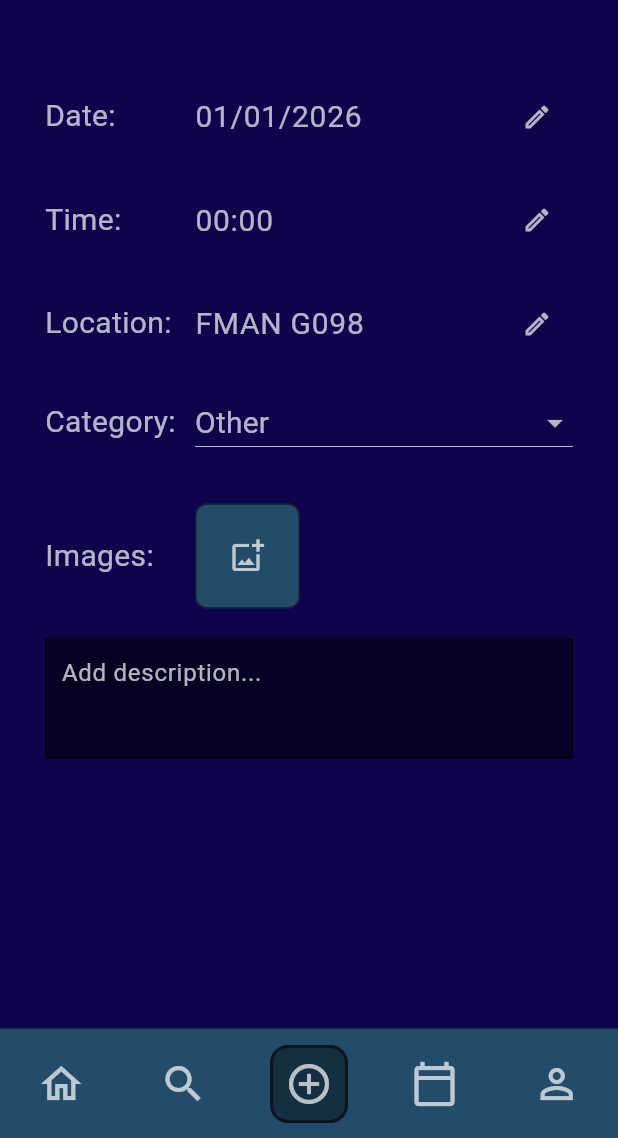
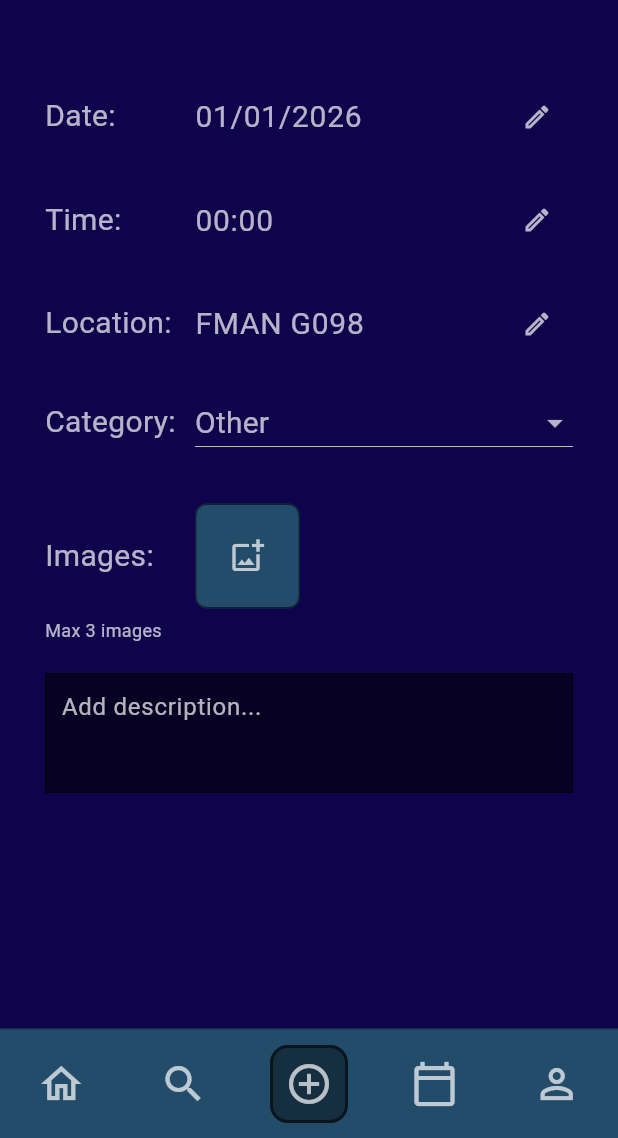
Before and after one commit to DeliMaliBagibala/SUEvent, a Flutter app: the screen it shows once a user with an empty profile is signed in, item 3 of the bottom bar chosen, on a phone screen of 412 x 824 dp, the part 98-1236 px from its top. Run offline on Flutter 3.47's test engine with Material 3 defaults, Android fonts, the phone set to English and light mode, and no system bars; our stand-ins replace cloud_firestore, firebase_auth, firebase_core, image_picker, share_plus, shared_preferences; accounts and stored records are empty.

Commit message:
Max 3 Image Display on + Event Page

```diff
--- a/lib/home_page.dart
+++ b/lib/home_page.dart
@@ -746,6 +746,11 @@ class _CreateEventScreenState extends State<CreateEventScreen> {
                     ),
                   ],
                 ),
+                const SizedBox(height: 6),
+                const Text(
+                  "Max 3 images",
+                  style: TextStyle(color: Colors.white70, fontSize: 12),
+                ),
                 const SizedBox(height: 20),
                 Container(
                   height: 80,
```
